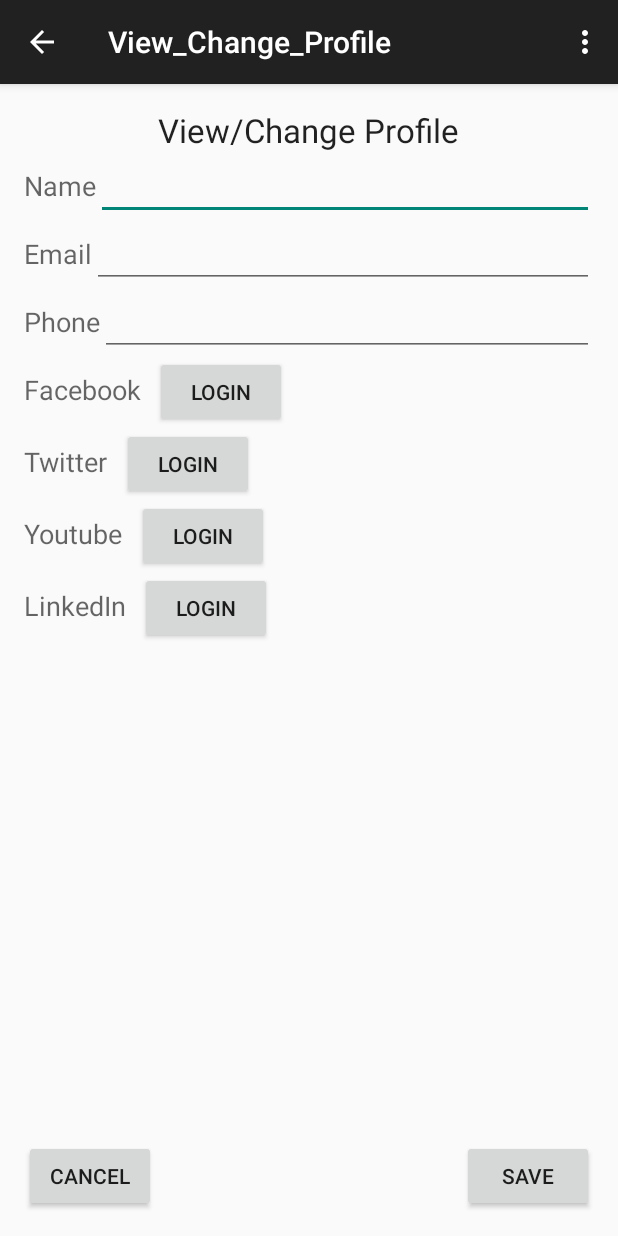
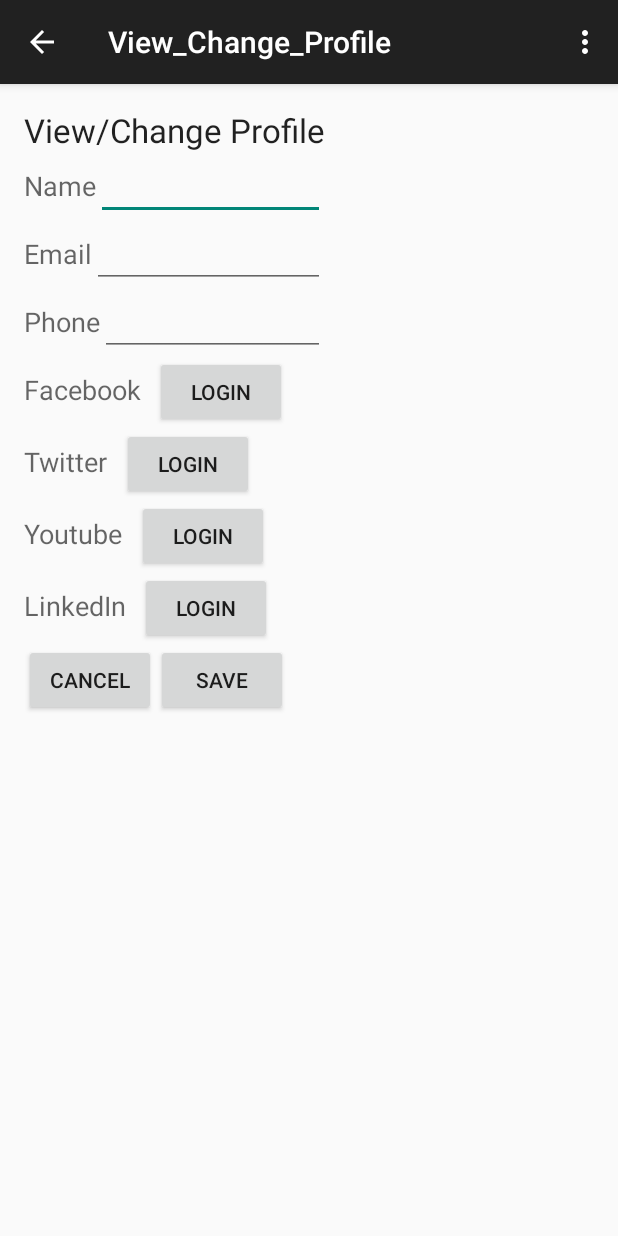
Before and after one commit to KyCodeHuynh/QRU, an Android app: the View_Change_Profile screen opened directly, with no data from a screen before it, on a phone screen of 412 x 824 dp. Run offline under Robolectric (Android 15) with nearby library versions, the phone set to English and light mode, and no system bars.

Commit message:
Fixed View-change profile layout to handle scrolling...still left aligned

```diff
--- a/app/src/main/res/layout/activity_view__change__profile.xml
+++ b/app/src/main/res/layout/activity_view__change__profile.xml
@@ -9,12 +9,13 @@
     <ScrollView
         android:layout_width="wrap_content"
         android:layout_height="wrap_content"
-        android:id="@+id/scrollView" />
+        android:id="@+id/scrollView" >
 
         <LinearLayout
             android:orientation="vertical"
             android:layout_width="fill_parent"
             android:layout_height="wrap_content"
+            android:layout_gravity="center_horizontal"
             android:weightSum="1">
 
             <TextView
@@ -160,7 +161,11 @@
                     android:text="Login"
                     android:id="@+id/button7" />
             </LinearLayout>
-    </LinearLayout>
+
+            <LinearLayout
+                android:orientation="horizontal"
+                android:layout_width="fill_parent"
+                android:layout_height="fill_parent">
 
                 <Button
                     android:layout_width="wrap_content"
@@ -176,7 +181,15 @@
                     android:layout_height="wrap_content"
                     android:text="Save"
                     android:id="@+id/button9"
+                    android:layout_gravity="right"
                     android:layout_alignTop="@+id/button8"
                     android:layout_alignParentEnd="true" />
+            </LinearLayout>
+
+
+
+        </LinearLayout>
+
+    </ScrollView>
 
 </RelativeLayout>
```
Lines whose indentation alone changed are shown as unchanged.
